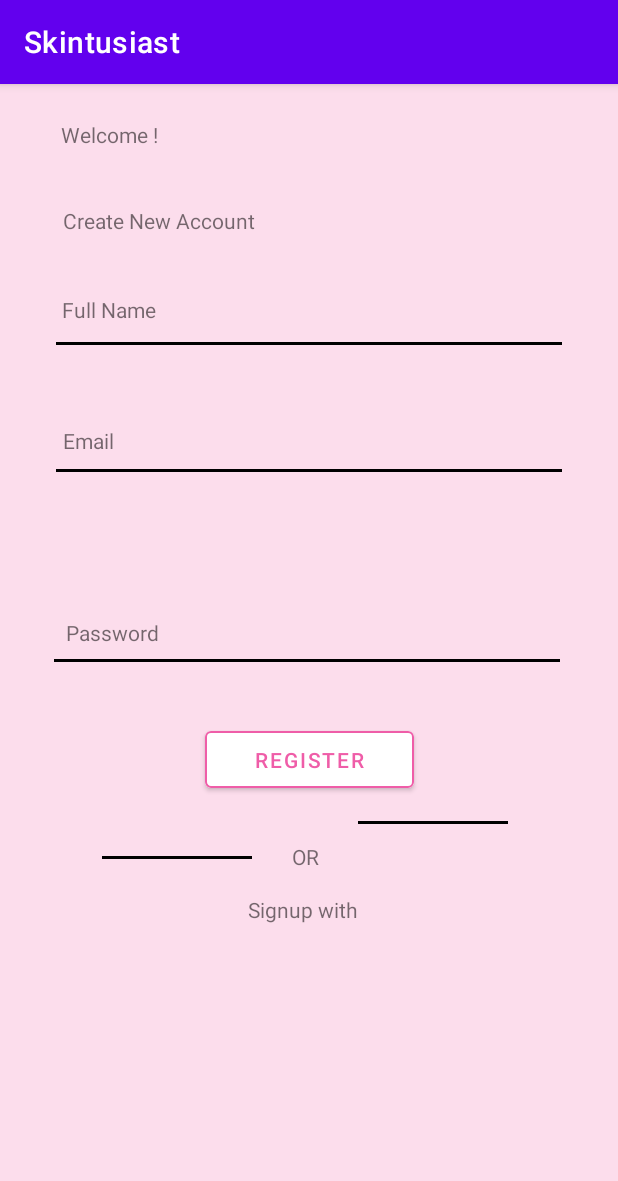
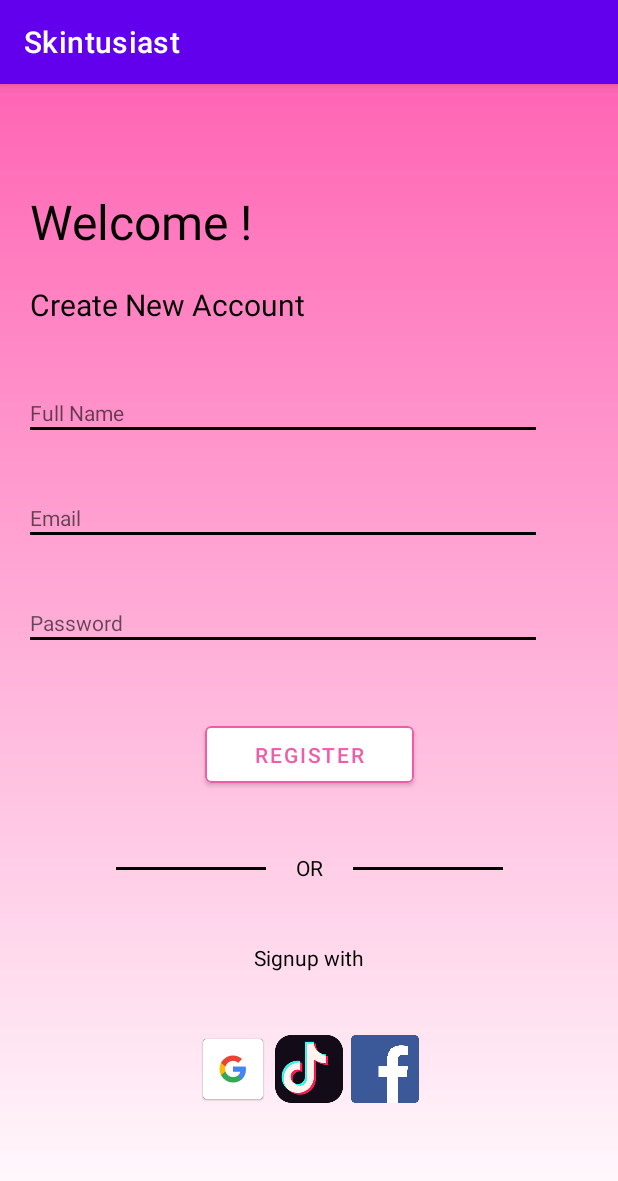
Before and after one commit to SpexID/Skintusiast, an Android app: the signup_activity screen opened directly, with no data from a screen before it, on a phone screen of 412 x 824 dp. Shown: the top 1181 px of the screen. Run offline under Robolectric (Android 15) with nearby library versions, the phone set to English and light mode, and no system bars; 1 statement that could not run was skipped.

Commit message:
logo + revisi

```diff
--- a/Skintusiast/app/src/main/res/layout/activity_signup.xml
+++ b/Skintusiast/app/src/main/res/layout/activity_signup.xml
@@ -4,62 +4,73 @@
     xmlns:tools="http://schemas.android.com/tools"
     android:layout_width="match_parent"
     android:layout_height="match_parent"
-    android:background="#FCDDEC"
+    android:background="@drawable/bg_style"
     tools:context=".signup_activity">
 
     <TextView
         android:id="@+id/textView"
         android:layout_width="wrap_content"
         android:layout_height="wrap_content"
-        android:layout_marginTop="24dp"
-        android:layout_marginBottom="38dp"
+        android:layout_marginStart="20dp"
+        android:layout_marginTop="70dp"
+        android:layout_marginBottom="20dp"
         android:text="Welcome !"
+        android:textColor="#000000"
+        android:textSize="32dp"
         app:layout_constraintBottom_toTopOf="@+id/textView2"
         app:layout_constraintEnd_toEndOf="parent"
-        app:layout_constraintHorizontal_bias="0.118"
+        app:layout_constraintHorizontal_bias="0.0"
         app:layout_constraintStart_toStartOf="parent"
-        app:layout_constraintTop_toTopOf="parent"
-        app:layout_constraintVertical_bias="1.0" />
+        app:layout_constraintTop_toTopOf="parent" />
 
     <TextView
         android:id="@+id/textView2"
         android:layout_width="wrap_content"
         android:layout_height="wrap_content"
-        android:layout_marginBottom="40dp"
+        android:layout_marginStart="20dp"
+        android:layout_marginTop="20dp"
         android:text="Create New Account"
-        app:layout_constraintBottom_toTopOf="@+id/textView3"
+        android:textColor="#000000"
+        android:textSize="20dp"
         app:layout_constraintEnd_toEndOf="parent"
-        app:layout_constraintHorizontal_bias="0.148"
-        app:layout_constraintStart_toStartOf="parent" />
+        app:layout_constraintHorizontal_bias="0.0"
+        app:layout_constraintStart_toStartOf="parent"
+        app:layout_constraintTop_toBottomOf="@+id/textView" />
 
     <TextView
         android:id="@+id/textView3"
-        android:layout_width="wrap_content"
-        android:layout_height="wrap_content"
-        android:layout_marginBottom="12dp"
-        android:text="Full Name"
-        app:layout_constraintBottom_toTopOf="@+id/textView7"
+        android:layout_width="340dp"
+        android:layout_height="48dp"
+        android:layout_marginStart="20dp"
+        android:layout_marginTop="20dp"
+        android:gravity="bottom"
+        android:hint="Full Name"
+        android:inputType="text"
+        android:textColor="#000000"
         app:layout_constraintEnd_toEndOf="parent"
-        app:layout_constraintHorizontal_bias="0.119"
-        app:layout_constraintStart_toStartOf="parent" />
+        app:layout_constraintHorizontal_bias="0.0"
+        app:layout_constraintStart_toStartOf="parent"
+        app:layout_constraintTop_toBottomOf="@+id/textView2" />
 
     <TextView
         android:id="@+id/textView7"
         android:layout_width="337dp"
         android:layout_height="2dp"
-        android:layout_marginBottom="54dp"
+        android:layout_marginStart="20dp"
         android:background="#000000"
-        app:layout_constraintBottom_toTopOf="@+id/textView4"
         app:layout_constraintEnd_toEndOf="parent"
-        app:layout_constraintStart_toStartOf="parent" />
+        app:layout_constraintHorizontal_bias="0.0"
+        app:layout_constraintStart_toStartOf="parent"
+        app:layout_constraintTop_toBottomOf="@+id/textView3" />
 
     <TextView
         android:id="@+id/textView8"
         android:layout_width="337dp"
         android:layout_height="2dp"
-        android:layout_marginTop="9dp"
+        android:layout_marginStart="20dp"
         android:background="#000000"
         app:layout_constraintEnd_toEndOf="parent"
+        app:layout_constraintHorizontal_bias="0.0"
         app:layout_constraintStart_toStartOf="parent"
         app:layout_constraintTop_toBottomOf="@+id/textView4" />
 
@@ -67,66 +78,75 @@
         android:id="@+id/textView26"
         android:layout_width="337dp"
         android:layout_height="2dp"
-        android:layout_marginStart="36dp"
-        android:layout_marginBottom="40dp"
+        android:layout_marginStart="20dp"
         android:background="#000000"
-        app:layout_constraintBottom_toTopOf="@+id/btnregiscamera"
-        app:layout_constraintStart_toStartOf="parent" />
+        app:layout_constraintStart_toStartOf="parent"
+        app:layout_constraintTop_toBottomOf="@+id/textView25" />
 
     <TextView
         android:id="@+id/textView4"
-        android:layout_width="wrap_content"
-        android:layout_height="wrap_content"
-        android:layout_marginBottom="4dp"
-        android:text="Email"
-        app:layout_constraintBottom_toTopOf="@+id/textView8"
+        android:layout_width="340dp"
+        android:layout_height="48dp"
+        android:layout_marginStart="20dp"
+        android:layout_marginTop="20dp"
+        android:gravity="bottom"
+        android:hint="Email"
+        android:inputType="textEmailAddress"
+        android:textColor="#000000"
         app:layout_constraintEnd_toEndOf="parent"
-        app:layout_constraintHorizontal_bias="0.111"
-        app:layout_constraintStart_toStartOf="parent" />
+        app:layout_constraintHorizontal_bias="0.0"
+        app:layout_constraintStart_toStartOf="parent"
+        app:layout_constraintTop_toBottomOf="@+id/textView7" />
 
     <TextView
         android:id="@+id/textView25"
-        android:layout_width="wrap_content"
-        android:layout_height="wrap_content"
-        android:layout_marginStart="44dp"
-        android:layout_marginBottom="8dp"
-        android:text="Password"
-        app:layout_constraintBottom_toTopOf="@+id/textView26"
-        app:layout_constraintStart_toStartOf="parent" />
+        android:layout_width="340dp"
+        android:layout_height="48dp"
+        android:layout_marginStart="20dp"
+        android:layout_marginTop="20dp"
+        android:gravity="bottom"
+        android:hint="Password"
+        android:inputType="textPassword|numberPassword"
+        android:textColor="#000000"
+        app:layout_constraintStart_toStartOf="parent"
+        app:layout_constraintTop_toBottomOf="@+id/textView8" />
 
     <TextView
         android:id="@+id/textView9"
         android:layout_width="wrap_content"
         android:layout_height="wrap_content"
-        android:layout_marginBottom="16dp"
         android:text="OR"
+        android:textColor="#000000"
         app:layout_constraintBottom_toTopOf="@+id/textView5"
-        app:layout_constraintEnd_toStartOf="@+id/textView11"
-        app:layout_constraintHorizontal_bias="0.508"
-        app:layout_constraintStart_toEndOf="@+id/textView10" />
+        app:layout_constraintEnd_toEndOf="parent"
+        app:layout_constraintStart_toStartOf="parent"
+        app:layout_constraintTop_toBottomOf="@+id/btnregiscamera" />
 
     <TextView
         android:id="@+id/textView10"
         android:layout_width="100dp"
         android:layout_height="2dp"
-        android:layout_marginBottom="24dp"
+        android:layout_marginEnd="20dp"
         android:background="#000000"
         app:layout_constraintBottom_toTopOf="@+id/textView5"
-        app:layout_constraintEnd_toStartOf="@+id/textView11"
-        app:layout_constraintHorizontal_bias="0.492"
-        app:layout_constraintStart_toStartOf="parent" />
+        app:layout_constraintEnd_toStartOf="@+id/textView9"
+        app:layout_constraintHorizontal_bias="1.0"
+        app:layout_constraintStart_toStartOf="parent"
+        app:layout_constraintTop_toBottomOf="@+id/btnregiscamera"
+        app:layout_constraintVertical_bias="0.506" />
 
     <TextView
         android:id="@+id/textView11"
         android:layout_width="100dp"
         android:layout_height="2dp"
+        android:layout_marginStart="20dp"
         android:background="#000000"
-        app:layout_constraintBottom_toBottomOf="parent"
+        app:layout_constraintBottom_toTopOf="@+id/textView5"
         app:layout_constraintEnd_toEndOf="parent"
-        app:layout_constraintHorizontal_bias="0.765"
-        app:layout_constraintStart_toStartOf="parent"
-        app:layout_constraintTop_toTopOf="parent"
-        app:layout_constraintVertical_bias="0.641" />
+        app:layout_constraintHorizontal_bias="0.0"
+        app:layout_constraintStart_toEndOf="@+id/textView9"
+        app:layout_constraintTop_toBottomOf="@+id/btnregiscamera"
+        app:layout_constraintVertical_bias="0.506" />
 
     <TextView
         android:id="@+id/textView5"
@@ -134,26 +154,58 @@
         android:layout_height="wrap_content"
         android:layout_marginStart="174dp"
         android:layout_marginEnd="173dp"
-        android:layout_marginBottom="208dp"
+        android:layout_marginBottom="176dp"
         android:text="Signup with"
+        android:textColor="#000000"
         app:layout_constraintBottom_toBottomOf="parent"
         app:layout_constraintEnd_toEndOf="parent"
-        app:layout_constraintHorizontal_bias="1.0"
+        app:layout_constraintHorizontal_bias="0.555"
         app:layout_constraintStart_toStartOf="parent" />
 
     <Button
         android:id="@+id/btnregiscamera"
         android:layout_width="139dp"
         android:layout_height="50dp"
-        android:layout_marginBottom="30dp"
+        android:layout_marginTop="20dp"
+        android:layout_marginBottom="70dp"
         android:backgroundTint="#FFFFFF"
         android:text="Register"
         android:textColor="#EF5DA8"
-        app:layout_constraintBottom_toTopOf="@+id/textView9"
+        app:layout_constraintBottom_toTopOf="@+id/textView5"
         app:layout_constraintEnd_toEndOf="parent"
         app:layout_constraintStart_toStartOf="parent"
+        app:layout_constraintTop_toBottomOf="@+id/textView26"
         app:strokeColor="#EF5DA8"
         app:strokeWidth="1dp"
         tools:cornerRadius="20dp" />
 
+    <ImageView
+        android:id="@+id/imageView2"
+        android:layout_width="wrap_content"
+        android:layout_height="wrap_content"
+        android:layout_marginEnd="5dp"
+        app:layout_constraintBottom_toBottomOf="@+id/imageView3"
+        app:layout_constraintEnd_toStartOf="@+id/imageView3"
+        app:srcCompat="@drawable/btn_google_light_normal__9" />
+
+    <ImageView
+        android:id="@+id/imageView3"
+        android:layout_width="45dp"
+        android:layout_height="45dp"
+        app:layout_constraintBottom_toBottomOf="parent"
+        app:layout_constraintEnd_toEndOf="parent"
+        app:layout_constraintStart_toStartOf="parent"
+        app:layout_constraintTop_toBottomOf="@+id/textView5"
+        app:layout_constraintVertical_bias="0.32"
+        app:srcCompat="@drawable/tik_tok_logo_33089" />
+
+    <ImageView
+        android:id="@+id/imageView4"
+        android:layout_width="45dp"
+        android:layout_height="45dp"
+        android:layout_marginStart="5dp"
+        app:layout_constraintBottom_toBottomOf="@+id/imageView3"
+        app:layout_constraintStart_toEndOf="@+id/imageView3"
+        app:srcCompat="@drawable/logo_facebookpng_32204" />
+
 </androidx.constraintlayout.widget.ConstraintLayout>
--- a/Skintusiast/app/src/main/res/layout/activity_start_logo.xml
+++ b/Skintusiast/app/src/main/res/layout/activity_start_logo.xml
@@ -13,7 +13,9 @@
         android:layout_height="wrap_content"
         app:layout_constraintBottom_toBottomOf="parent"
         app:layout_constraintEnd_toEndOf="parent"
+        app:layout_constraintHorizontal_bias="0.0"
         app:layout_constraintStart_toStartOf="parent"
         app:layout_constraintTop_toTopOf="parent"
+        app:layout_constraintVertical_bias="1.0"
         app:srcCompat="@drawable/skintusiast_logo" />
 </androidx.constraintlayout.widget.ConstraintLayout>
```
Also changed, not shown: Skintusiast/app/src/main/res/layout/activity_register.xml (+58 -39 lines), Skintusiast/app/src/main/res/layout/activity_signin.xml (+40 -13 lines), Skintusiast/app/src/main/res/drawable-hdpi/btn_google_light_normal__9.png (added), Skintusiast/app/src/main/res/drawable/logo_facebookpng_32204.png (added), Skintusiast/app/src/main/res/drawable/tik_tok_logo_33089.png (added).
